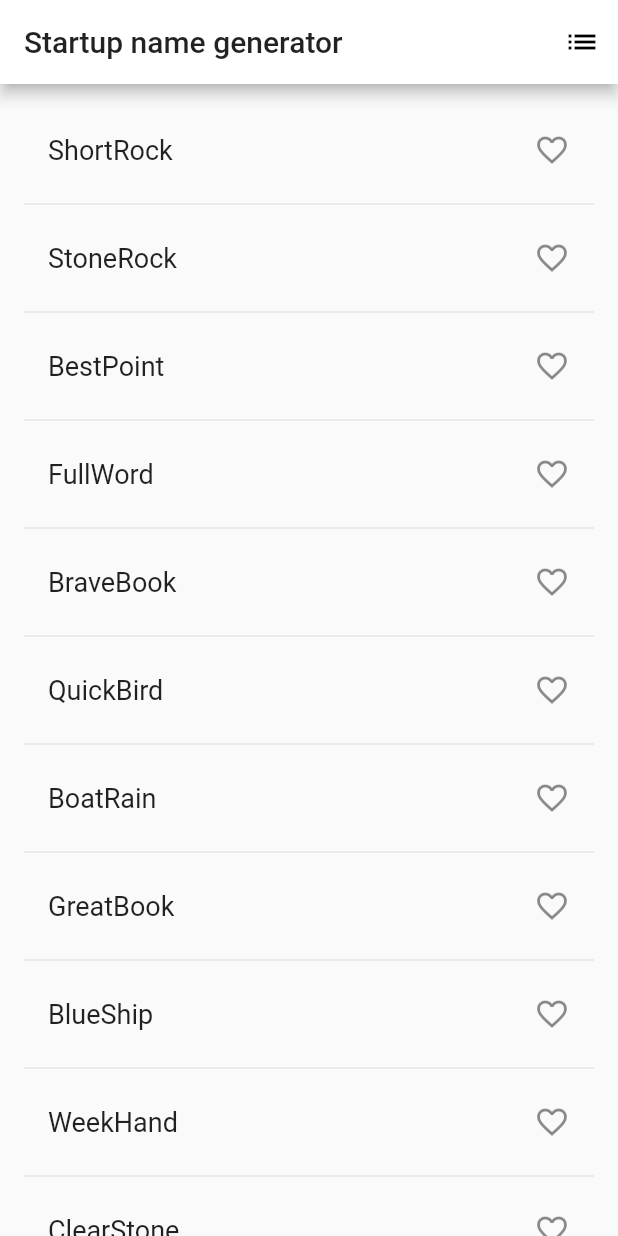
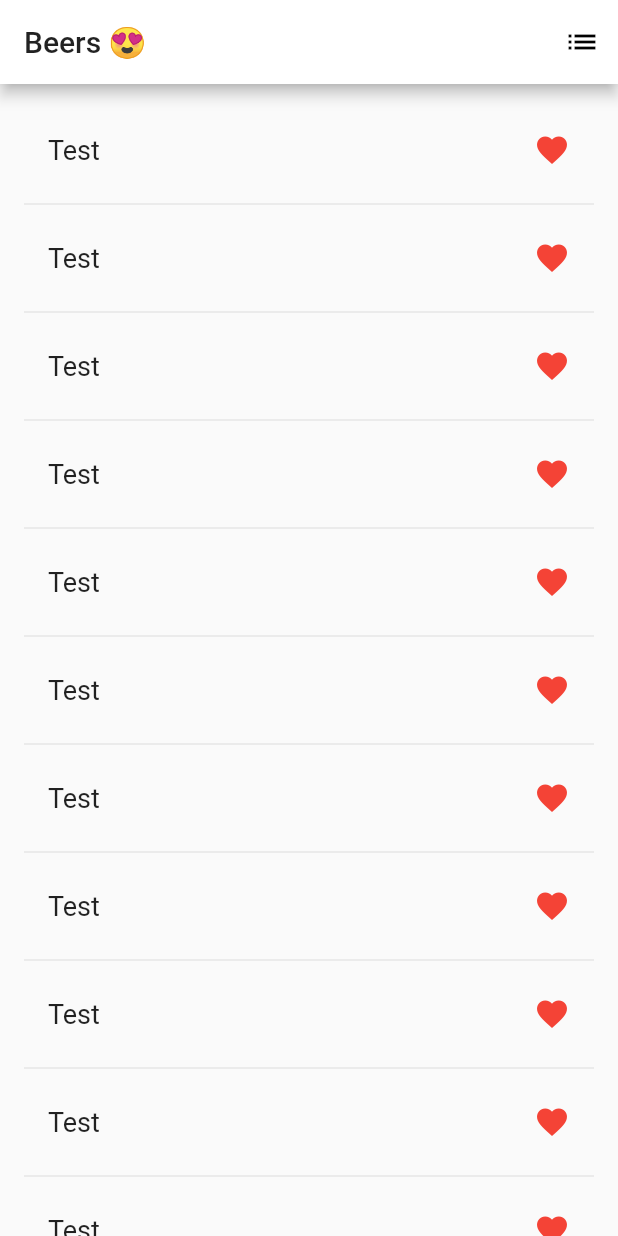
Before and after one commit to AlexeySAntonov/flutter_beers, a Flutter app: the screen it shows after launch, on a phone screen of 412 x 824 dp. Run offline on Flutter 3.47's test engine with Material 2 defaults, Android fonts, the phone set to English and light mode, and no system bars; missing offline and left inert: dataclass.

```diff
--- /dev/null
+++ b/lib/home_widget.dart
@@ -0,0 +1,53 @@
+import 'package:flutter/material.dart';
+
+class HomeWidget extends StatefulWidget {
+  @override
+  State<StatefulWidget> createState() => _HomeWidgetState();
+}
+
+class _HomeWidgetState extends State<HomeWidget> {
+  final _font = TextStyle(fontSize: 18.0);
+
+  @override
+  Widget build(BuildContext context) {
+    return Scaffold(
+      appBar: AppBar(
+        title: Text("Beers 😍"),
+        actions: [IconButton(icon: Icon(Icons.list), onPressed: _pushFavorites)],
+      ),
+      body: _buildList(),
+    );
+  }
+
+  void _pushFavorites() {
+    Navigator.of(context).push(MaterialPageRoute<void>(builder: (BuildContext context) {
+      return Scaffold(
+          appBar: AppBar(
+            title: Text("Favorites"),
+          ),
+          body: ListView(children: List.empty()));
+    }));
+  }
+
+  Widget _buildList() {
+    return ListView.builder(
+        padding: EdgeInsets.all(16.0),
+        itemBuilder: (context, i) {
+          if (i.isOdd) return Divider();
+          return _buildRow();
+        });
+  }
+
+  Widget _buildRow() {
+    return ListTile(
+      title: Text(
+        "Test",
+        style: _font,
+      ),
+      trailing: Icon(
+        Icons.favorite,
+        color: Colors.red,
+      ),
+    );
+  }
+}
--- a/lib/main.dart
+++ b/lib/main.dart
@@ -1,5 +1,5 @@
 import 'package:flutter/material.dart';
-import 'package:english_words/english_words.dart';
+import 'package:flutter_beers/home_widget.dart';
 
 void main() => runApp(MyApp());
 
@@ -7,89 +7,11 @@ class MyApp extends StatelessWidget {
   @override
   Widget build(BuildContext context) {
     return MaterialApp(
-      title: 'Startup Name Generator',
+      title: 'Beerka',
       theme: ThemeData(
         primaryColor: Colors.white
       ),
-      home: RandomWords(),
+      home: HomeWidget(),
     );
   }
 }
-
-class RandomWords extends StatefulWidget {
-  @override
-  State<StatefulWidget> createState() => _RandomWordsState();
-}
-
-class _RandomWordsState extends State<RandomWords> {
-  final _suggestions = <WordPair>[];
-  final _saved = Set<WordPair>();
-  final _font = TextStyle(fontSize: 18.0);
-
-  @override
-  Widget build(BuildContext context) {
-    return Scaffold(
-      appBar: AppBar(
-        title: Text("Startup name generator"),
-        actions: [IconButton(icon: Icon(Icons.list), onPressed: _pushSaved)],
-      ),
-      body: _buildSuggestions(),
-    );
-  }
-
-  void _pushSaved() {
-    Navigator.of(context).push(MaterialPageRoute<void>(builder: (BuildContext context) {
-      final tiles = _saved.map((WordPair pair) {
-        return ListTile(
-            title: Text(
-          pair.asPascalCase,
-          style: _font,
-        ));
-      });
-      final divided = ListTile.divideTiles(context: context, tiles: tiles).toList();
-
-      return Scaffold(
-          appBar: AppBar(
-            title: Text('Saved suggestions'),
-          ),
-          body: ListView(children: divided));
-    }));
-  }
-
-  Widget _buildSuggestions() {
-    return ListView.builder(
-        padding: EdgeInsets.all(16.0),
-        itemBuilder: (context, i) {
-          if (i.isOdd) return Divider();
-
-          final index = i ~/ 2;
-          if (index >= _suggestions.length) {
-            _suggestions.addAll(generateWordPairs().take(10));
-          }
-          return _buildRow(_suggestions[index]);
-        });
-  }
-
-  Widget _buildRow(WordPair pair) {
-    final alreadySaved = _saved.contains(pair);
-    return ListTile(
-      title: Text(
-        pair.asPascalCase,
-        style: _font,
-      ),
-      trailing: Icon(
-        alreadySaved ? Icons.favorite : Icons.favorite_border,
-        color: alreadySaved ? Colors.red : null,
-      ),
-      onTap: () {
-        setState(() {
-          if (alreadySaved) {
-            _saved.remove(pair);
-          } else {
-            _saved.add(pair);
-          }
-        });
-      },
-    );
-  }
-}
--- a/pubspec.yaml
+++ b/pubspec.yaml
@@ -28,11 +28,13 @@ dependencies:
   # The following adds the Cupertino Icons font to your application.
   # Use with the CupertinoIcons class for iOS style icons.
   cupertino_icons: ^1.0.0
-  english_words: ^3.1.5
+  bloc: ^6.0.0
+  dataclass: ^0.5.0
 
 dev_dependencies:
   flutter_test:
     sdk: flutter
+  dataclass_generator: ^0.5.0
 
 # For information on the generic Dart part of this file, see the
 # following page: https://dart.dev/tools/pub/pubspec
```
Also changed, not shown: lib/data/model/beer_model.dart (added, +9 -0 lines), lib/data/provider/beers_api_provider.dart (added, +8 -0 lines), lib/data/repository/beers_repository.dart (added, +12 -0 lines), pubspec.lock.
